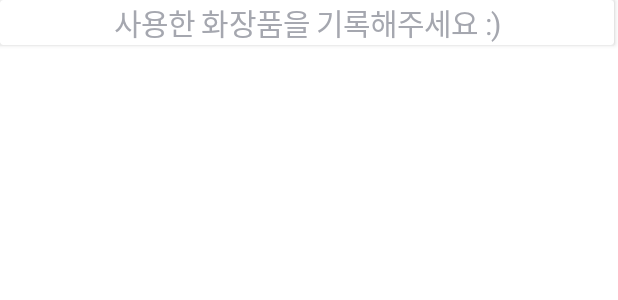
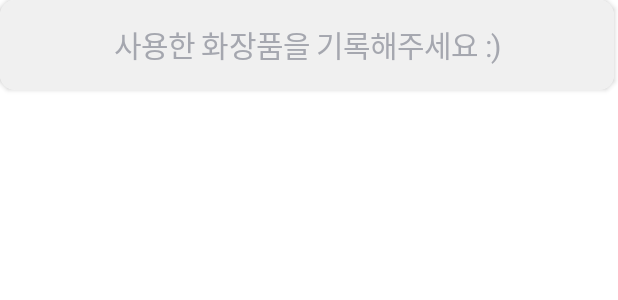
Before and after one commit to MondaysRutina/frontend, an Android app: the layout alert_routine.xml on its own in the app's theme, with its tools: preview values and no code run, on a phone screen of 412 x 824 dp. Shown: the top 300 px of the screen. Run offline under Robolectric (Android 15) with nearby library versions, the phone set to English and light mode, and no system bars.

Commit message:
can send information daily care and fix routine

```diff
--- a/app/src/main/res/layout/alert_routine.xml
+++ b/app/src/main/res/layout/alert_routine.xml
@@ -1,12 +1,13 @@
 <?xml version="1.0" encoding="utf-8"?>
 
-<androidx.cardview.widget.CardView
-        xmlns:android="http://schemas.android.com/apk/res/android"
-        xmlns:tools="http://schemas.android.com/tools"
-        android:layout_width="409dp"
-        android:layout_height="wrap_content"
-        tools:layout_editor_absoluteX="1dp"
-        tools:layout_editor_absoluteY="133dp" >
+<androidx.cardview.widget.CardView xmlns:android="http://schemas.android.com/apk/res/android"
+    xmlns:tools="http://schemas.android.com/tools"
+    android:layout_width="409dp"
+    android:layout_height="wrap_content"
+    xmlns:app="http://schemas.android.com/apk/res-auto"
+    tools:layout_editor_absoluteX="1dp"
+    app:cardCornerRadius="10sp"
+    tools:layout_editor_absoluteY="133dp">
 
 
     <LinearLayout
@@ -18,10 +19,11 @@
         <TextView
             android:id="@+id/textView1"
             android:layout_width="match_parent"
-            android:layout_height="wrap_content"
+            android:layout_height="60sp"
             android:text="사용한 화장품을 기록해주세요 :)"
             android:gravity="center"
             android:textSize="20sp"
+            android:background="#F0F0F0"
             android:textAppearance="@style/cosmetic_text_id"/>
 
         <ListView
--- a/app/src/main/res/layout/list_routine.xml
+++ b/app/src/main/res/layout/list_routine.xml
@@ -7,7 +7,11 @@
     <TextView
         android:id="@+id/routine_name"
         android:layout_width="match_parent"
-        android:layout_height="30sp"/>
+        android:layout_height="30sp"
+        android:background="#E7F5DC"
+        android:gravity="center"
+        android:textStyle="bold"
+        />
 
     <TextView
         android:id="@+id/cosmetics"
```
Also changed, not shown: app/src/main/java/com/cso/rutina/daily/DailyCare.java (+67 -12 lines), app/src/main/java/com/cso/rutina/daily/SingerItemView.java (added, +49 -0 lines), app/src/main/java/com/cso/rutina/daily/SingleItem.java (added, +38 -0 lines).
